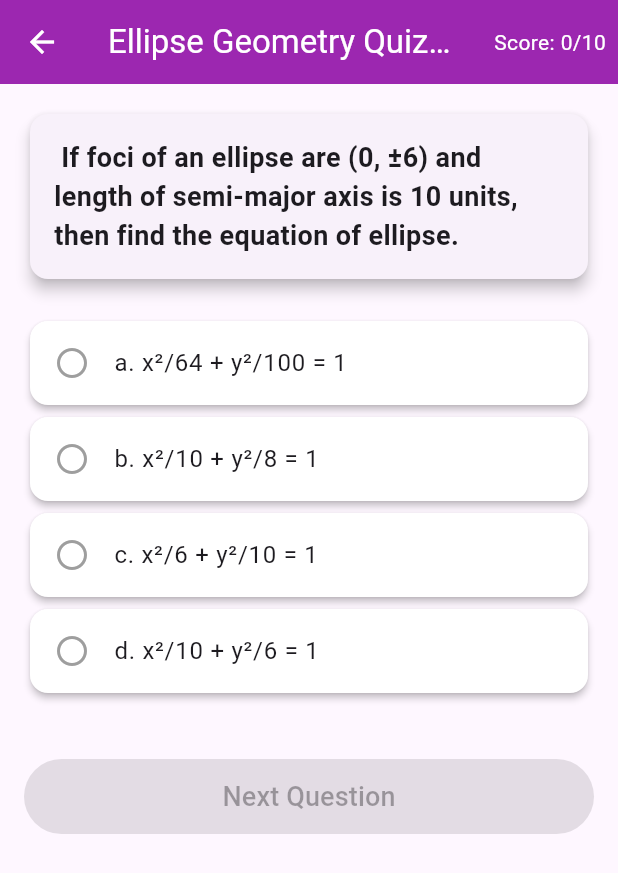
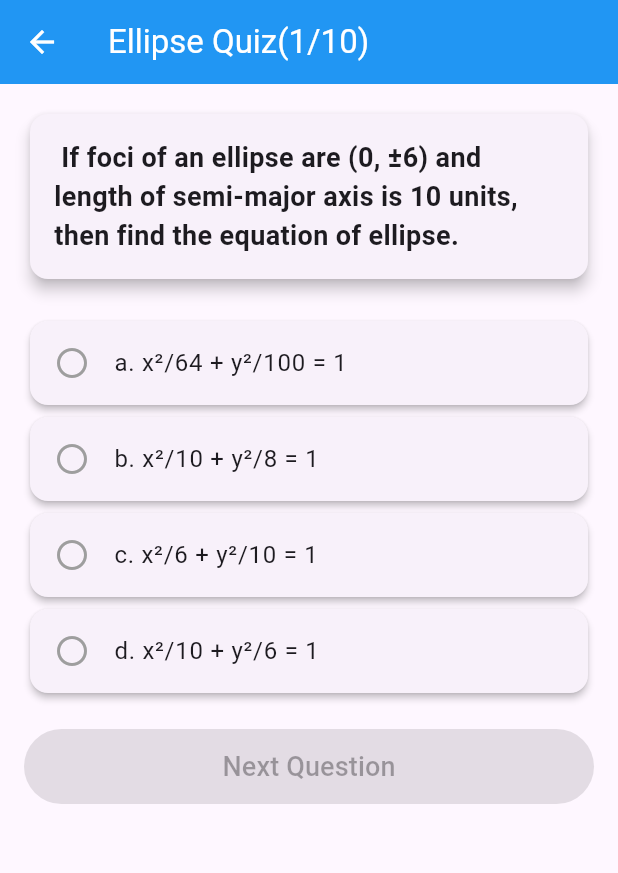
Before and after one commit to aljon-dev/math_app, a Flutter app: the QuizScreenEllipse screen opened directly, on a phone screen of 412 x 824 dp. Shown: the top 873 px of the screen. Run offline on Flutter 3.47's test engine with Material 3 defaults, Android fonts, the phone set to English and light mode, and no system bars; our stand-ins replace just_audio, video_player.

Commit message:
updated push

```diff
--- a/lib/Circle/CircleQuiz.dart
+++ b/lib/Circle/CircleQuiz.dart
@@ -165,7 +165,6 @@ class _QuizScreenState extends State<QuizScreen> {
           title: Text('Circle Geometry Quiz (${currentQuestionIndex + 1}/${questions.length})'),
           backgroundColor: Colors.blue,
           foregroundColor: Colors.white,
-          actions: [Padding(padding: EdgeInsets.all(8.0), child: Center(child: Text('Score: $score/${questions.length}', style: TextStyle(color: Colors.white))))],
         ),
         body: Padding(
           padding: const EdgeInsets.all(16.0),
@@ -235,6 +234,11 @@ class ResultsScreen extends StatelessWidget {
   @override
   Widget build(BuildContext context) {
     return PopScope(
+      onPopInvokedWithResult: (did, result) {
+        if (did) {
+          Navigator.push(context, MaterialPageRoute(builder: (context) => MenuButton()));
+        }
+      },
       child: Scaffold(
         appBar: AppBar(
           leading: IconButton(
--- a/lib/Ellipse/EllipseQuiz.dart
+++ b/lib/Ellipse/EllipseQuiz.dart
@@ -108,10 +108,8 @@ class _QuizScreenState extends State<QuizScreenEllipse> {
   }
 
   void answerQuestion(int optionIndex) {
-    if (!isAnswered) {
     setState(() {
       selectedOptionIndex = optionIndex;
-        isAnswered = true;
 
       final originalIndex = questionOrder[currentQuestionIndex];
       userAnswers[originalIndex] = {...userAnswers[originalIndex], 'selected': optionIndex, 'isCorrect': optionIndex == questions[originalIndex]['correctIndex']};
@@ -120,7 +118,6 @@ class _QuizScreenState extends State<QuizScreenEllipse> {
         score++;
       }
     });
-    }
   }
 
   void nextQuestion() {
@@ -135,23 +132,6 @@ class _QuizScreenState extends State<QuizScreenEllipse> {
     }
   }
 
-  Color getOptionColor(int optionIndex) {
-    if (!isAnswered) return Colors.white;
-    final originalIndex = questionOrder[currentQuestionIndex];
-    if (optionIndex == questions[originalIndex]['correctIndex']) {
-      return Colors.green.shade100;
-    } else if (optionIndex == selectedOptionIndex) {
-      return Colors.red.shade100;
-    }
-    return Colors.white;
-  }
-
-  Widget _buildQuestionImage(String? imagePath) {
-    if (imagePath == null) return SizedBox.shrink();
-
-    return Container(margin: EdgeInsets.symmetric(vertical: 10), decoration: BoxDecoration(border: Border.all(color: Colors.grey), borderRadius: BorderRadius.circular(8)), child: Image.asset(imagePath, width: 200, height: 120, fit: BoxFit.contain, errorBuilder: (context, error, stackTrace) => Center(child: Text('Image not found', style: TextStyle(color: Colors.grey)))));
-  }
-
   @override
   Widget build(BuildContext context) {
     if (questionOrder.isEmpty) {
@@ -161,8 +141,23 @@ class _QuizScreenState extends State<QuizScreenEllipse> {
     final originalIndex = questionOrder[currentQuestionIndex];
     final currentQuestion = questions[originalIndex];
 
-    return Scaffold(
-      appBar: AppBar(title: Text('Ellipse Geometry Quiz (${currentQuestionIndex + 1}/${questions.length})'), backgroundColor: Colors.purple, foregroundColor: Colors.white, actions: [Padding(padding: EdgeInsets.all(8.0), child: Center(child: Text('Score: $score/${questions.length}', style: TextStyle(color: Colors.white))))]),
+    return WillPopScope(
+      onWillPop: () async {
+        Navigator.pushReplacement(context, MaterialPageRoute(builder: (context) => MenuButton()));
+        return false; // Prevent default back behavior
+      },
+      child: Scaffold(
+        appBar: AppBar(
+          leading: IconButton(
+            onPressed: () {
+              Navigator.push(context, MaterialPageRoute(builder: (context) => MenuButton()));
+            },
+            icon: Icon(Icons.arrow_back),
+          ),
+          title: Text('Ellipse Quiz(${currentQuestionIndex + 1}/${questions.length})'),
+          backgroundColor: Colors.blue,
+          foregroundColor: Colors.white,
+        ),
         body: Padding(
           padding: const EdgeInsets.all(16.0),
           child: SingleChildScrollView(
@@ -173,33 +168,12 @@ class _QuizScreenState extends State<QuizScreenEllipse> {
                 _BuildZoomableImage(context, currentQuestion['image']),
                 SizedBox(height: 20),
                 ...List.generate(currentQuestion['options'].length, (index) {
-                return Card(
-                  elevation: 2,
-                  color: getOptionColor(index),
-                  child: ListTile(
-                    title: Text(currentQuestion['options'][index], style: TextStyle(fontSize: 16)),
-                    onTap: () => answerQuestion(index),
-                    leading: Icon(
-                      isAnswered && index == selectedOptionIndex
-                          ? (selectedOptionIndex == currentQuestion['correctIndex'] ? Icons.check_circle : Icons.cancel)
-                          : isAnswered && index == currentQuestion['correctIndex']
-                          ? Icons.check_circle
-                          : Icons.radio_button_unchecked,
-                      color:
-                          isAnswered && index == currentQuestion['correctIndex']
-                              ? Colors.green
-                              : isAnswered && index == selectedOptionIndex
-                              ? Colors.red
-                              : Colors.grey,
-                    ),
-                  ),
-                );
+                  return Card(elevation: 2, child: ListTile(title: Text(currentQuestion['options'][index], style: TextStyle(fontSize: 16)), onTap: () => answerQuestion(index), leading: Icon(selectedOptionIndex == index ? Icons.radio_button_checked : Icons.radio_button_unchecked, color: selectedOptionIndex == index ? Colors.blue : Colors.grey)));
                 }),
                 SizedBox(height: 20),
-              if (isAnswered) Card(color: selectedOptionIndex == currentQuestion['correctIndex'] ? Colors.green.shade50 : Colors.red.shade50, child: Padding(padding: const EdgeInsets.all(16.0), child: Column(children: [Text(selectedOptionIndex == currentQuestion['correctIndex'] ? '✓ Correct!' : '✗ Incorrect!', style: TextStyle(fontWeight: FontWeight.bold, color: selectedOptionIndex == currentQuestion['correctIndex'] ? Colors.green : Colors.red, fontSize: 20)), SizedBox(height: 10), Text('Solution: ${currentQuestion['solution']}', style: TextStyle(fontStyle: FontStyle.italic, fontSize: 14))]))),
-              SizedBox(height: 20),
-              ElevatedButton(onPressed: isAnswered ? nextQuestion : null, style: ElevatedButton.styleFrom(backgroundColor: Colors.purple, foregroundColor: Colors.white, minimumSize: Size(double.infinity, 50)), child: Text(currentQuestionIndex < questions.length - 1 ? 'Next Question' : 'Finish Quiz', style: TextStyle(fontSize: 18))),
+                ElevatedButton(onPressed: selectedOptionIndex != null ? nextQuestion : null, style: ElevatedButton.styleFrom(backgroundColor: Colors.blue, foregroundColor: Colors.white, minimumSize: Size(double.infinity, 50)), child: Text(currentQuestionIndex < questions.length - 1 ? 'Next Question' : 'Finish Quiz', style: TextStyle(fontSize: 18))),
               ],
+            ),
           ),
         ),
       ),
@@ -247,7 +221,13 @@ class ResultsScreen extends StatelessWidget {
 
   @override
   Widget build(BuildContext context) {
-    return Scaffold(
+    return PopScope(
+      onPopInvokedWithResult: (did, result) {
+        if (did) {
+          Navigator.push(context, MaterialPageRoute(builder: (context) => MenuButton()));
+        }
+      },
+      child: Scaffold(
         appBar: AppBar(
           leading: IconButton(
             onPressed: () {
@@ -345,6 +325,7 @@ class ResultsScreen extends StatelessWidget {
             ],
           ),
         ),
+      ),
     );
   }
 }
```
Also changed, not shown: lib/Ellipse/DefinitionEllipse.dart (+29 -0 lines). Lines whose indentation alone changed are shown as unchanged.
